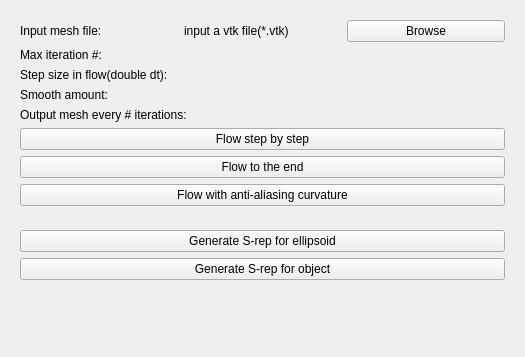
The window that SkeletalRepresentationInitializer/Resources/UI/qSlicerSkeletalRepresentationInitializerModuleWidget.ui (KitwareMedical/SlicerSkeletalRepresentation) describes before a commit, drawn with Qt 5.
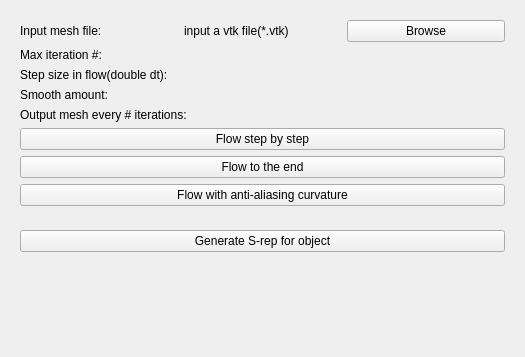
The same window after the commit. Custom widgets are drawn as their Qt base class.

The edit to the form file:
```diff
--- a/SkeletalRepresentationInitializer/Resources/UI/qSlicerSkeletalRepresentationInitializerModuleWidget.ui
+++ b/SkeletalRepresentationInitializer/Resources/UI/qSlicerSkeletalRepresentationInitializerModuleWidget.ui
@@ -199,13 +199,6 @@
       <string>Backward flow</string>
      </property>
      <layout class="QVBoxLayout" name="verticalLayout_31">
-      <item>
-       <widget class="QPushButton" name="btn_generate_srep_ellipsoid">
-        <property name="text">
-         <string>Generate S-rep for ellipsoid</string>
-        </property>
-       </widget>
-      </item>
       <item>
        <widget class="QPushButton" name="btn_back_flow">
         <property name="text">
```
